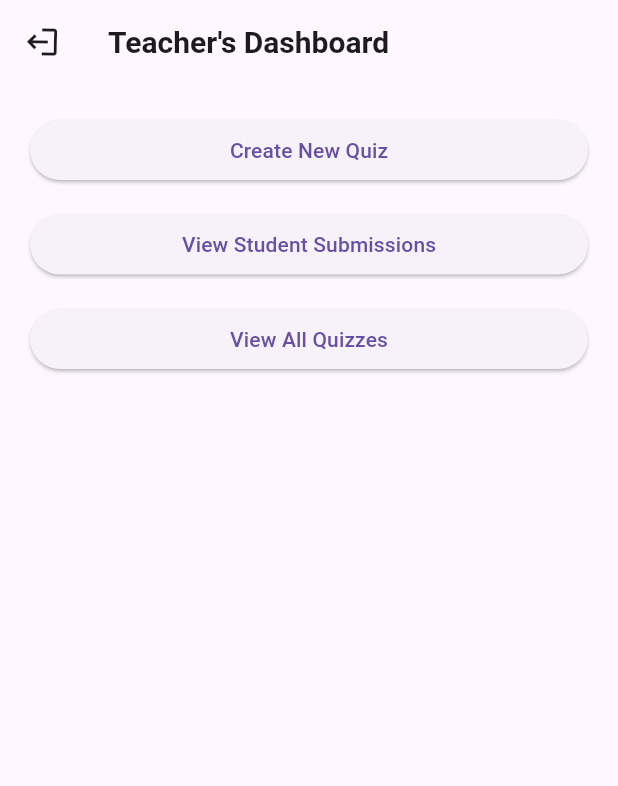
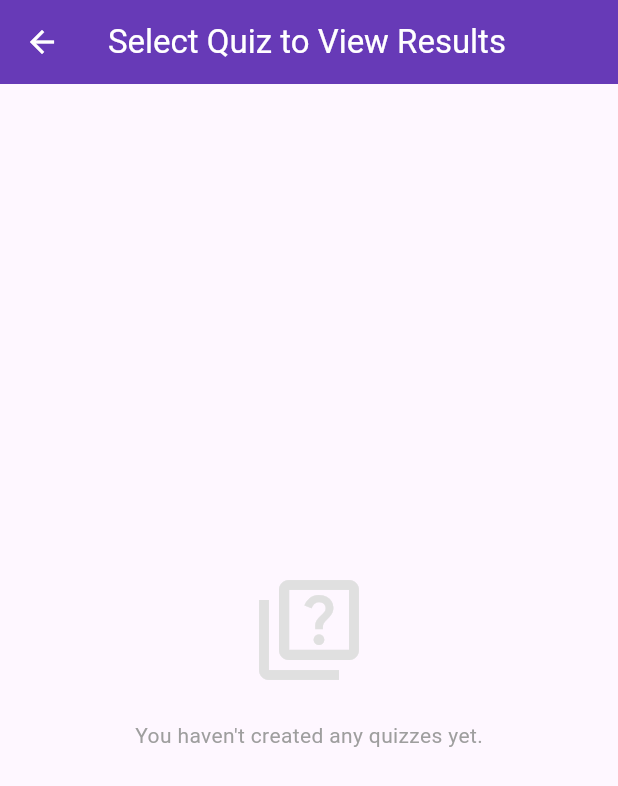
Before and after one commit to 1-ahsan/smart_quiz_app, a Flutter app: the teacherDashboard screen opened directly, after a tap on "View Student Submissions", on a phone screen of 412 x 824 dp. Shown: the top 786 px of the screen. Run offline on Flutter 3.47's test engine with Material 3 defaults, Android fonts, the light colour scheme and no system bars; our stand-ins replace cloud_firestore, firebase_auth, firebase_core; accounts and stored records are empty.

Commit message:
teacher can view quizes

```diff
--- /dev/null
+++ b/lib/screens/teacher/quizList.dart
@@ -0,0 +1,100 @@
+import 'package:flutter/material.dart';
+import 'package:cloud_firestore/cloud_firestore.dart';
+import 'package:firebase_auth/firebase_auth.dart';
+import 'quizSubmissionScreen.dart';
+
+class TeacherQuizzesListScreen extends StatelessWidget {
+  const TeacherQuizzesListScreen({super.key});
+
+  @override
+  Widget build(BuildContext context) {
+    final user = FirebaseAuth.instance.currentUser;
+
+    return Scaffold(
+      appBar: AppBar(
+        title: const Text("Select Quiz to View Results"),
+        backgroundColor: Colors.deepPurple,
+        foregroundColor: Colors.white,
+      ),
+      body: StreamBuilder<QuerySnapshot>(
+        // Fetch quizzes created by the current teacher
+        stream: FirebaseFirestore.instance
+            .collection('quizzes')
+            .where('teacherId', isEqualTo: user?.uid)
+            .snapshots(),
+        builder: (context, snapshot) {
+          if (snapshot.hasError) {
+            return const Center(child: Text("Error loading quizzes"));
+          }
+
+          if (snapshot.connectionState == ConnectionState.waiting) {
+            return const Center(child: CircularProgressIndicator());
+          }
+
+          final quizzes = snapshot.data!.docs;
+
+          if (quizzes.isEmpty) {
+            return Center(
+              child: Column(
+                mainAxisAlignment: MainAxisAlignment.center,
+                children: [
+                  Icon(Icons.quiz_outlined, size: 80, color: Colors.grey[300]),
+                  const SizedBox(height: 20),
+                  const Text(
+                    "You haven't created any quizzes yet.",
+                    style: TextStyle(color: Colors.grey),
+                  ),
+                ],
+              ),
+            );
+          }
+
+          return ListView.builder(
+            padding: const EdgeInsets.all(16),
+            itemCount: quizzes.length,
+            itemBuilder: (context, index) {
+              var quizDoc = quizzes[index];
+              var quizData = quizDoc.data() as Map<String, dynamic>;
+              String title = quizData['title'] ?? 'Untitled Quiz';
+              String course = quizData['courseName'] ?? 'No Course';
+              int questionCount = quizData['questionCount'] ?? 0;
+
+              return Card(
+                elevation: 3,
+                margin: const EdgeInsets.only(bottom: 12),
+                shape: RoundedRectangleBorder(
+                  borderRadius: BorderRadius.circular(12),
+                ),
+                child: ListTile(
+                  contentPadding: const EdgeInsets.symmetric(horizontal: 16, vertical: 8),
+                  leading: CircleAvatar(
+                    backgroundColor: Colors.deepPurple.shade50,
+                    child: const Icon(Icons.assignment, color: Colors.deepPurple),
+                  ),
+                  title: Text(
+                    title,
+                    style: const TextStyle(fontWeight: FontWeight.bold, fontSize: 16),
+                  ),
+                  subtitle: Text("$course • $questionCount Questions"),
+                  trailing: const Icon(Icons.arrow_forward_ios, size: 16, color: Colors.grey),
+                  onTap: () {
+                    // Navigate to the Submissions Screen for this specific quiz
+                    Navigator.push(
+                      context,
+                      MaterialPageRoute(
+                        builder: (context) => QuizSubmissionsScreen(
+                          quizId: quizDoc.id,
+                          quizTitle: title,
+                        ),
+                      ),
+                    );
+                  },
+                ),
+              );
+            },
+          );
+        },
+      ),
+    );
+  }
+}
--- a/lib/screens/teacher/teacher_dashboard.dart
+++ b/lib/screens/teacher/teacher_dashboard.dart
@@ -3,6 +3,8 @@ import 'package:firebase_auth/firebase_auth.dart';
 import 'teacher_login.dart';
 import 'createQuiz.dart';
 import 'quizesScreen.dart';
+import 'quizList.dart';
+
 class teacherDashboard extends StatelessWidget {
   teacherDashboard({super.key});
 
@@ -53,7 +55,9 @@ class teacherDashboard extends StatelessWidget {
             ),
             const SizedBox(height: 15),
             ElevatedButton(
-              onPressed: () {},
+              onPressed: () {
+                Navigator.push(context, MaterialPageRoute(builder: (context) => TeacherQuizzesListScreen()));
+              },
               child: const Text('View Student Submissions'),
             ),
             const SizedBox(height: 15),
```
